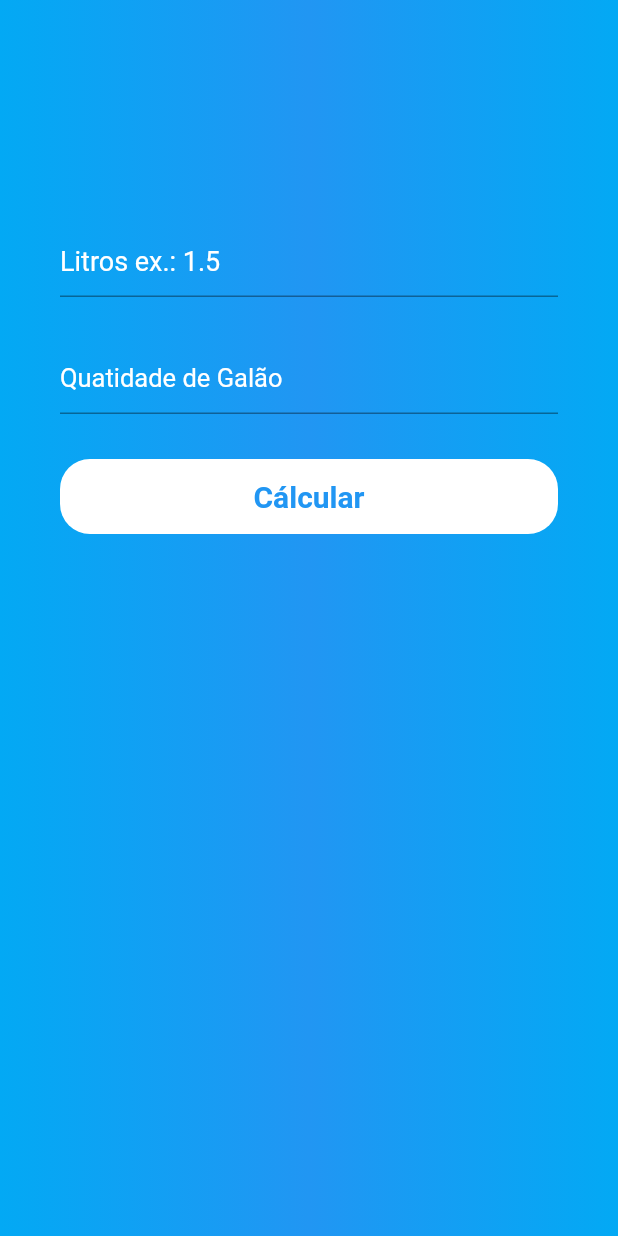
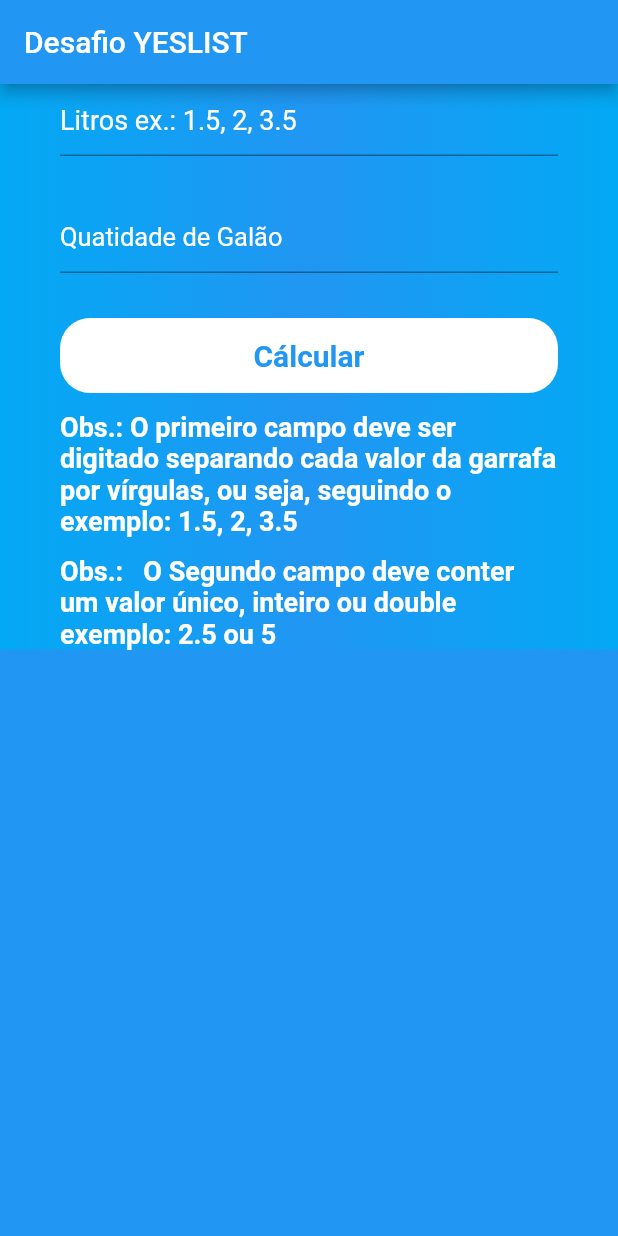
Before and after one commit to romeuporto/garrafas, a Flutter app: the screen it shows after launch, on a phone screen of 412 x 824 dp. Run offline on Flutter 3.47's test engine with Material 2 defaults, Android fonts, the phone set to English and light mode, and no system bars.

Commit message:
modify layout

```diff
--- a/garrfas/lib/PageHome.dart
+++ b/garrfas/lib/PageHome.dart
@@ -29,7 +29,7 @@ class _PageHomeState extends State<PageHome> {
 
   String calcTotal() {
       var galao = double.parse(_galao.text);
-      var garrafaSobra;
+      double garrafaSobra = 0.0;
       List<double> garrafasUsadas = [];
 
       for (var garrafas in allList) {
@@ -56,9 +56,14 @@ class _PageHomeState extends State<PageHome> {
   @override
   Widget build(BuildContext context) {
     return Scaffold(
-      body: Container(
+      backgroundColor: Colors.blue,
+      appBar: AppBar(
+        title: Text("Desafio YESLIST"),
+      ),
+      body: SingleChildScrollView(
+        child: Container(
           padding: EdgeInsets.only(
-          top: 150,
+            // top: 32,
             right: 40,
             left: 40,
           ),
@@ -73,7 +78,9 @@ class _PageHomeState extends State<PageHome> {
                 ]
             ),
           ),
+          child: Center(
             child: Column(
+              mainAxisAlignment: MainAxisAlignment.center,
               children: <Widget>[
                 TextField(
                   controller: _liters,
@@ -86,7 +93,7 @@ class _PageHomeState extends State<PageHome> {
                           color: Colors.white
                       ),
                     ),
-                hintText: "Litros ex.: 1.5",
+                    hintText: "Litros ex.: 1.5, 2, 3.5",
                     hintStyle: TextStyle(
                       color: Colors.white,
                       fontSize: 18,
@@ -161,7 +168,31 @@ class _PageHomeState extends State<PageHome> {
                     ),
                   ),
                 ),
+                SizedBox(
+                  height: 12,
+                ),
+                Text(
+                  "Obs.: O primeiro campo deve ser digitado separando cada valor da garrafa por vírgulas, ou seja, seguindo o exemplo: 1.5, 2, 3.5",
+                  style: TextStyle(
+                    fontSize: 18,
+                    fontWeight: FontWeight.bold,
+                    color: Colors.white,
+                  ),
+                ),
+                SizedBox(
+                  height: 12,
+                ),
+                Text(
+                  "Obs.:   O Segundo campo deve conter um valor único, inteiro ou double exemplo: 2.5 ou 5",
+                  style: TextStyle(
+                    fontSize: 18,
+                    fontWeight: FontWeight.bold,
+                    color: Colors.white,
+                  ),
+                ),
               ],
+            ),
+          ),
         ),
       ),
     );
--- a/garrfas/lib/Result.dart
+++ b/garrfas/lib/Result.dart
@@ -19,6 +19,9 @@ class _ResultState extends State<Result> {
   @override
   Widget build(BuildContext context) {
     return Scaffold(
+      appBar: AppBar(
+        title: Text("Resultado Final"),
+      ),
       body: Container(
         padding: EdgeInsets.all(30),
         decoration: BoxDecoration(
@@ -34,7 +37,12 @@ class _ResultState extends State<Result> {
         ),
         child: Center(
           child: Text(
-            widget.calcTotal
+            widget.calcTotal,
+            style: TextStyle(
+              fontSize: 18,
+              fontWeight: FontWeight.bold,
+              color: Colors.white,
+            ),
           ),
         ),
       ),
```
Lines whose indentation alone changed are shown as unchanged.
